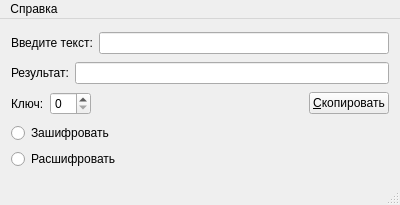
First picture: the form in MainWindow.ui, repository DionysusBenstein/CaesarCode, before the edit.
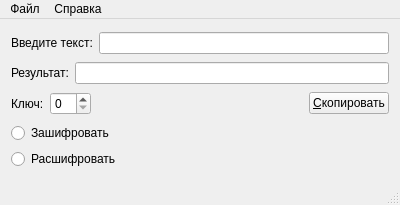
Second picture: the form after the edit. Icons and pictures are not drawn.

Diff of the .ui file:
```diff
--- a/MainWindow.ui
+++ b/MainWindow.ui
@@ -120,6 +120,16 @@
     </property>
     <addaction name="action_CaesarCode"/>
    </widget>
+   <widget class="QMenu" name="menu_2">
+    <property name="title">
+     <string>Файл</string>
+    </property>
+    <addaction name="open"/>
+    <addaction name="save_as"/>
+    <addaction name="separator"/>
+    <addaction name="quit"/>
+   </widget>
+   <addaction name="menu_2"/>
    <addaction name="menu"/>
   </widget>
   <widget class="QStatusBar" name="statusBar"/>
```
Left out of the diff: 26 changed lines with no effect on the pictures.
